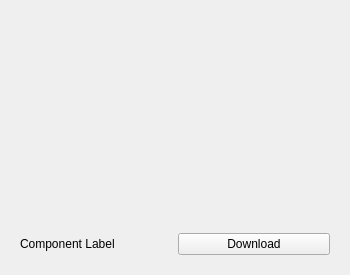
First picture: the form in component_library/components/ui/item_view.ui, repository AmulyaParitosh/Component_Library_Plugin, before the edit.
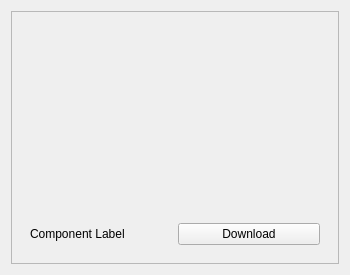
Second picture: the form after the edit. Custom widgets are drawn as their Qt base class.

Patch:
```diff
--- a/component_library/components/ui/item_view.ui
+++ b/component_library/components/ui/item_view.ui
@@ -33,6 +33,15 @@
   </property>
   <layout class="QVBoxLayout" name="verticalLayout">
    <item>
+    <widget class="QFrame" name="frame">
+     <property name="frameShape">
+      <enum>QFrame::StyledPanel</enum>
+     </property>
+     <property name="frameShadow">
+      <enum>QFrame::Raised</enum>
+     </property>
+     <layout class="QVBoxLayout" name="verticalLayout_3">
+      <item>
     <widget class="Thumbnail" name="thumbnail" native="true">
      <layout class="QVBoxLayout" name="verticalLayout_2"/>
     </widget>
@@ -58,6 +67,9 @@
         <property name="text">
          <string>Download</string>
         </property>
+          </widget>
+         </item>
+        </layout>
        </widget>
       </item>
      </layout>
```
Lines whose indentation alone changed are shown as unchanged.
